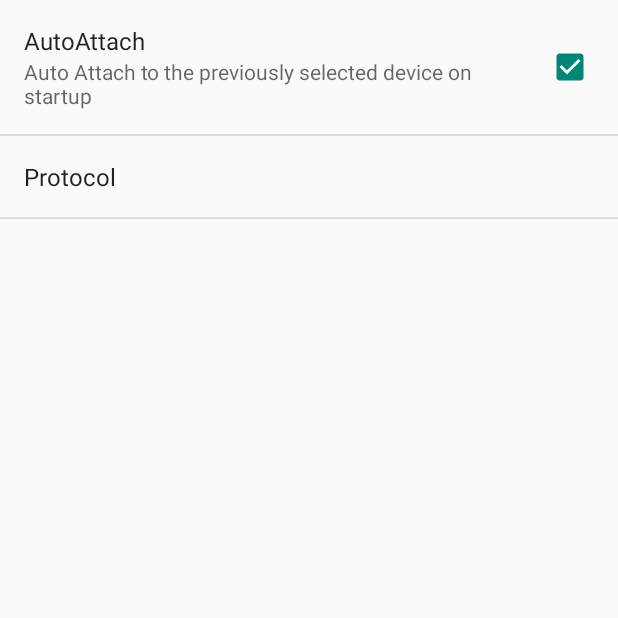
After one commit to tharvey/BlocklyBot, an Android app: the SettingsActivity screen opened directly, with no data from a screen before it, on a phone screen of 412 x 824 dp, the top half of it. The commit adds this screen. Run offline under Robolectric (Android 15) with nearby library versions, the phone set to English and light mode, and no system bars.

Commit message:
Added Settings activity accessible from the action menu
Signed-off-by: Tim Harvey <harvey.tim@gmail.com>

```diff
--- a/blocklybot/src/main/AndroidManifest.xml
+++ b/blocklybot/src/main/AndroidManifest.xml
@@ -52,6 +52,11 @@
             android:windowSoftInputMode="stateHidden">
         </activity>
 
+        <activity
+            android:name=".SettingsActivity"
+            android:label="Settings">
+        </activity>
+
         <service
             android:name=".BluetoothLeService"
             android:enabled="true">
--- /dev/null
+++ b/blocklybot/src/main/java/com/tharvey/blocklybot/SettingsActivity.java
@@ -0,0 +1,16 @@
+package com.tharvey.blocklybot;
+
+import android.app.Activity;
+import android.os.Bundle;
+
+public class SettingsActivity extends Activity {
+    @Override
+    protected void onCreate(Bundle savedInstanceState) {
+        super.onCreate(savedInstanceState);
+
+        // Display the fragment as the main content.
+        getFragmentManager().beginTransaction()
+                .replace(android.R.id.content, new SettingsFragment())
+                .commit();
+    }
+}
--- /dev/null
+++ b/blocklybot/src/main/java/com/tharvey/blocklybot/SettingsFragment.java
@@ -0,0 +1,14 @@
+package com.tharvey.blocklybot;
+
+import android.os.Bundle;
+import android.preference.PreferenceFragment;
+
+public class SettingsFragment extends PreferenceFragment {
+    @Override
+    public void onCreate(Bundle savedInstanceState) {
+        super.onCreate(savedInstanceState);
+
+        // Load the preferences from an XML resource
+        addPreferencesFromResource(R.xml.preferences);
+    }
+}
--- a/blocklybot/src/main/res/menu/blockly_actionbar.xml
+++ b/blocklybot/src/main/res/menu/blockly_actionbar.xml
@@ -13,4 +13,7 @@
     <item android:id="@+id/action_run" android:title="@string/action_run"
           android:orderInCategory="15" app:showAsAction="ifRoom"
           android:icon="@drawable/ic_play_arrow_white_24dp"/>
+
+    <item android:id="@+id/action_settings" android:title="Settings"
+        android:orderInCategory="1"/>
 </menu>
--- a/blocklybot/src/main/res/values/strings.xml
+++ b/blocklybot/src/main/res/values/strings.xml
@@ -25,4 +25,17 @@
 
     <string name="app_name">BlocklyBot</string>
 
+    <!-- Preference items -->
+    <string name="pref_autoattach">AutoAttach</string>
+    <string name="pref_autoattach_summ">Auto Attach to the previously selected device on startup</string>
+    <string name="pref_protocolType">Protocol</string>
+    <string-array name="pref_protocolTypes_entries">
+        <item>Bluetooth 4.0 (BLE)</item>
+        <item>Bluetooth</item>
+    </string-array>
+    <string-array name="pref_protocolTypes_values">
+        <item>ble</item>
+        <item>bluetooth</item>
+    </string-array>
+    <string name="pref_protocolType_default">bluetooth</string>
 </resources>
--- /dev/null
+++ b/blocklybot/src/main/res/xml/preferences.xml
@@ -0,0 +1,15 @@
+<?xml version="1.0" encoding="utf-8"?>
+<PreferenceScreen xmlns:android="http://schemas.android.com/apk/res/android">
+    <CheckBoxPreference
+        android:key="pref_sync"
+        android:title="@string/pref_autoattach"
+        android:summary="@string/pref_autoattach_summ"
+        android:defaultValue="true" />
+    <ListPreference
+        android:key="pref_protocolType"
+        android:title="@string/pref_protocolType"
+        android:dialogTitle="@string/pref_protocolType"
+        android:entries="@array/pref_protocolTypes_entries"
+        android:entryValues="@array/pref_protocolTypes_values"
+        android:defaultValue="@string/pref_protocolType_default" />
+</PreferenceScreen>
```
Also changed, not shown: blocklybot/src/main/java/com/tharvey/blocklybot/BlocklyActivity.java (+8 -5 lines).
